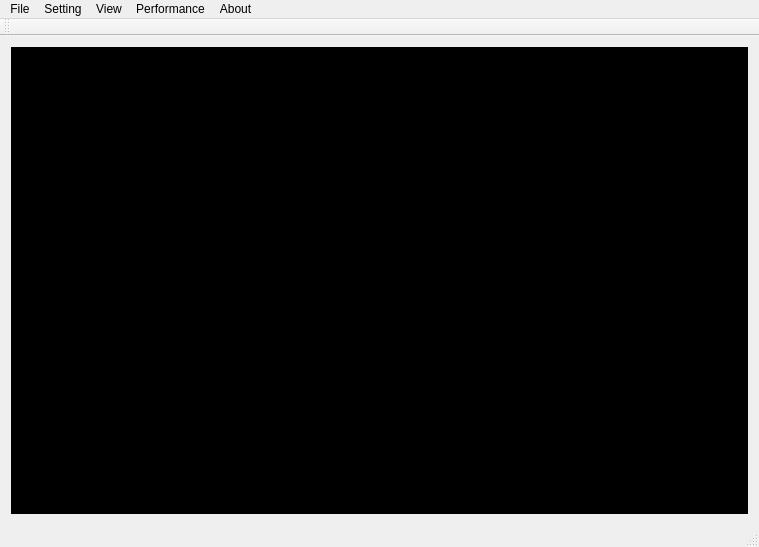
This is lulusjuni/mainwindow.ui in hammashamzah/tugasakhir as Qt 5 draws it before an edit. The edited form follows.
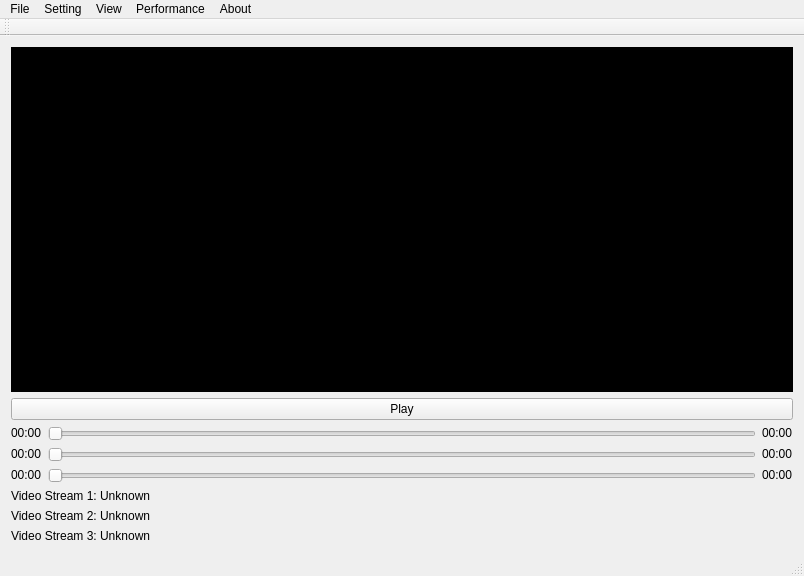
This is the edited form.

Diff of the .ui file:
```diff
--- a/lulusjuni/mainwindow.ui
+++ b/lulusjuni/mainwindow.ui
@@ -6,8 +6,8 @@
    <rect>
     <x>0</x>
     <y>0</y>
-    <width>759</width>
-    <height>547</height>
+    <width>804</width>
+    <height>576</height>
    </rect>
   </property>
   <property name="windowTitle">
@@ -20,6 +20,12 @@
    <layout class="QVBoxLayout" name="verticalLayout">
     <item>
      <widget class="QLabel" name="label">
+      <property name="sizePolicy">
+       <sizepolicy hsizetype="Preferred" vsizetype="Expanding">
+        <horstretch>0</horstretch>
+        <verstretch>0</verstretch>
+       </sizepolicy>
+      </property>
       <property name="styleSheet">
        <string notr="true">Background-color: #000;</string>
       </property>
@@ -28,6 +34,163 @@
       </property>
      </widget>
     </item>
+    <item>
+     <widget class="QPushButton" name="pushButton_play">
+      <property name="text">
+       <string>Play</string>
+      </property>
+     </widget>
+    </item>
+    <item>
+     <layout class="QHBoxLayout" name="horizontalLayout">
+      <item>
+       <widget class="QLabel" name="current_time_1">
+        <property name="sizePolicy">
+         <sizepolicy hsizetype="Preferred" vsizetype="Fixed">
+          <horstretch>0</horstretch>
+          <verstretch>0</verstretch>
+         </sizepolicy>
+        </property>
+        <property name="text">
+         <string>00:00</string>
+        </property>
+       </widget>
+      </item>
+      <item>
+       <widget class="QSlider" name="time_slider_1">
+        <property name="orientation">
+         <enum>Qt::Horizontal</enum>
+        </property>
+       </widget>
+      </item>
+      <item>
+       <widget class="QLabel" name="max_time_1">
+        <property name="sizePolicy">
+         <sizepolicy hsizetype="Preferred" vsizetype="Fixed">
+          <horstretch>0</horstretch>
+          <verstretch>0</verstretch>
+         </sizepolicy>
+        </property>
+        <property name="text">
+         <string>00:00</string>
+        </property>
+       </widget>
+      </item>
+     </layout>
+    </item>
+    <item>
+     <layout class="QHBoxLayout" name="horizontalLayout_2">
+      <item>
+       <widget class="QLabel" name="current_time_2">
+        <property name="sizePolicy">
+         <sizepolicy hsizetype="Preferred" vsizetype="Fixed">
+          <horstretch>0</horstretch>
+          <verstretch>0</verstretch>
+         </sizepolicy>
+        </property>
+        <property name="text">
+         <string>00:00</string>
+        </property>
+       </widget>
+      </item>
+      <item>
+       <widget class="QSlider" name="time_slider_2">
+        <property name="orientation">
+         <enum>Qt::Horizontal</enum>
+        </property>
+       </widget>
+      </item>
+      <item>
+       <widget class="QLabel" name="max_time_2">
+        <property name="sizePolicy">
+         <sizepolicy hsizetype="Preferred" vsizetype="Fixed">
+          <horstretch>0</horstretch>
+          <verstretch>0</verstretch>
+         </sizepolicy>
+        </property>
+        <property name="text">
+         <string>00:00</string>
+        </property>
+       </widget>
+      </item>
+     </layout>
+    </item>
+    <item>
+     <layout class="QHBoxLayout" name="horizontalLayout_3">
+      <item>
+       <widget class="QLabel" name="current_time_3">
+        <property name="sizePolicy">
+         <sizepolicy hsizetype="Preferred" vsizetype="Fixed">
+          <horstretch>0</horstretch>
+          <verstretch>0</verstretch>
+         </sizepolicy>
+        </property>
+        <property name="text">
+         <string>00:00</string>
+        </property>
+       </widget>
+      </item>
+      <item>
+       <widget class="QSlider" name="time_slider_3">
+        <property name="orientation">
+         <enum>Qt::Horizontal</enum>
+        </property>
+       </widget>
+      </item>
+      <item>
+       <widget class="QLabel" name="max_time_3">
+        <property name="sizePolicy">
+         <sizepolicy hsizetype="Preferred" vsizetype="Fixed">
+          <horstretch>0</horstretch>
+          <verstretch>0</verstretch>
+         </sizepolicy>
+        </property>
+        <property name="text">
+         <string>00:00</string>
+        </property>
+       </widget>
+      </item>
+     </layout>
+    </item>
+    <item>
+     <widget class="QLabel" name="label_videostream_1">
+      <property name="sizePolicy">
+       <sizepolicy hsizetype="Preferred" vsizetype="Fixed">
+        <horstretch>0</horstretch>
+        <verstretch>0</verstretch>
+       </sizepolicy>
+      </property>
+      <property name="text">
+       <string>Video Stream 1: Unknown</string>
+      </property>
+     </widget>
+    </item>
+    <item>
+     <widget class="QLabel" name="label_videostream_2">
+      <property name="sizePolicy">
+       <sizepolicy hsizetype="Preferred" vsizetype="Fixed">
+        <horstretch>0</horstretch>
+        <verstretch>0</verstretch>
+       </sizepolicy>
+      </property>
+      <property name="text">
+       <string>Video Stream 2: Unknown</string>
+      </property>
+     </widget>
+    </item>
+    <item>
+     <widget class="QLabel" name="label_videostream_3">
+      <property name="sizePolicy">
+       <sizepolicy hsizetype="Preferred" vsizetype="Fixed">
+        <horstretch>0</horstretch>
+        <verstretch>0</verstretch>
+       </sizepolicy>
+      </property>
+      <property name="text">
+       <string>Video Stream 3: Unknown</string>
+      </property>
+     </widget>
+    </item>
    </layout>
   </widget>
   <widget class="QMenuBar" name="menuBar">
@@ -35,8 +198,8 @@
     <rect>
      <x>0</x>
      <y>0</y>
-     <width>759</width>
-     <height>22</height>
+     <width>804</width>
+     <height>23</height>
     </rect>
    </property>
    <widget class="QMenu" name="menuFile">
```
